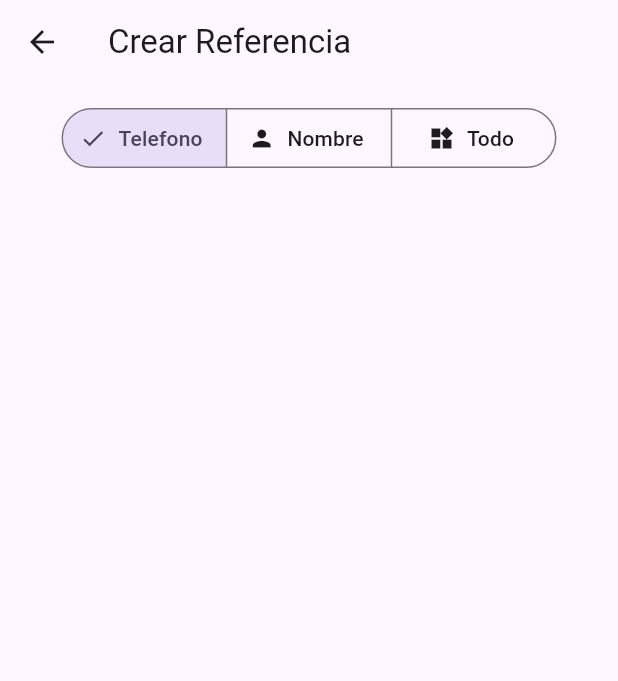
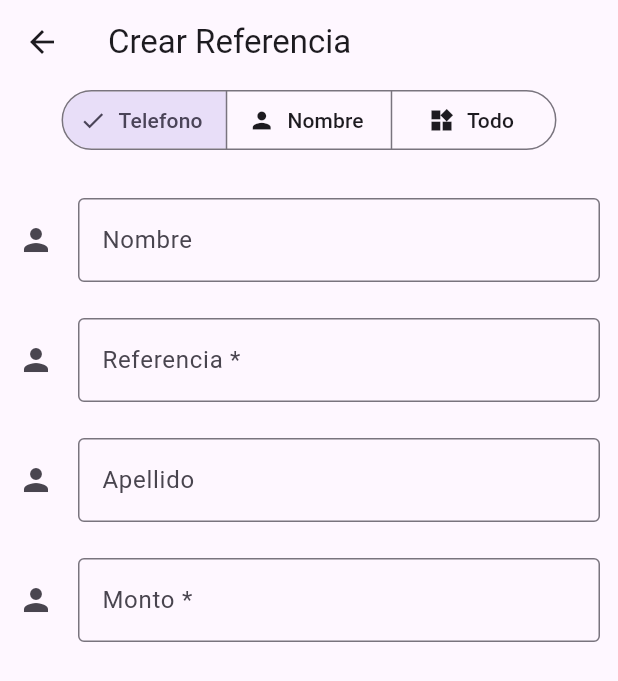
Before and after one commit to NightmareFox12/mi-referencia, a Flutter app: the screen it shows after launch, after a tap on the "assignment add" icon, on a phone screen of 412 x 824 dp. Shown: the top 681 px of the screen. Run offline on Flutter 3.47's test engine with Material 3 defaults, Android fonts, the phone set to English and light mode, and no system bars; our stand-ins replace drift, drift_flutter, flutter_hooks, flutter_riverpod, hooks_riverpod; accounts and stored records are empty; generated files the repository leaves out were written again.

Commit message:
refactor: Move reference form screen and adjust form layout

```diff
--- a/lib/presentation/reference/reference_form.dart
+++ /dev/null
@@ -1,54 +0,0 @@
-import 'package:flutter/material.dart';
-import 'package:flutter_hooks/flutter_hooks.dart';
-
-class ReferenceForm extends HookWidget {
-  const ReferenceForm({super.key});
-
-  @override
-  Widget build(BuildContext context) {
-    // final _formKey = useMemoized(() => GlobalKey<FormState>());
-    final selectedFields = useState<Set<int>>({1});
-
-    return MaterialApp(
-      home: Scaffold(
-        appBar: AppBar(
-          title: Text('Crear Referencia'),
-          leading: BackButton(onPressed: () => Navigator.pop(context)),
-        ),
-        body: Padding(
-          padding: const EdgeInsets.all(12),
-          child: Column(
-            children: [
-              Center(
-                child: SegmentedButton<int>(
-                  segments: [
-                    ButtonSegment(
-                      value: 1,
-                      icon: Icon(Icons.phone),
-                      label: Text('Telefono'),
-                    ),
-                    ButtonSegment(
-                      value: 2,
-                      icon: Icon(Icons.person),
-                      label: Text('Nombre'),
-                    ),
-                    ButtonSegment(
-                      value: 3,
-                      icon: Icon(Icons.widgets),
-                      label: Text('Todo'),
-                    ),
-                  ],
-                  onSelectionChanged: (newSelection) =>
-                      selectedFields.value = newSelection,
-                  selected: selectedFields.value,
-                  multiSelectionEnabled: true,
-                  emptySelectionAllowed: true,
-                ),
-              ),
-            ],
-          ),
-        ),
-      ),
-    );
-  }
-}
--- /dev/null
+++ b/lib/presentation/reference_form/reference_form_screen.dart
@@ -0,0 +1,54 @@
+import 'package:flutter/material.dart';
+import 'package:flutter_hooks/flutter_hooks.dart';
+import 'package:mi_referencia/presentation/widgets/reference_form.dart';
+
+class ReferenceFormScreen extends HookWidget {
+  const ReferenceFormScreen({super.key});
+
+  @override
+  Widget build(BuildContext context) {
+    // final _formKey = useMemoized(() => GlobalKey<FormState>());
+    final selectedFields = useState<Set<int>>({1});
+
+    return MaterialApp(
+      home: Scaffold(
+        appBar: AppBar(
+          title: Text('Crear Referencia'),
+          leading: BackButton(onPressed: () => Navigator.pop(context)),
+        ),
+        body: Column(
+          children: [
+            Center(
+              child: SegmentedButton<int>(
+                segments: [
+                  ButtonSegment(
+                    value: 1,
+                    icon: Icon(Icons.phone),
+                    label: Text('Telefono'),
+                  ),
+                  ButtonSegment(
+                    value: 2,
+                    icon: Icon(Icons.person),
+                    label: Text('Nombre'),
+                  ),
+                  ButtonSegment(
+                    value: 3,
+                    icon: Icon(Icons.widgets),
+                    label: Text('Todo'),
+                  ),
+                ],
+                onSelectionChanged: (newSelection) =>
+                    selectedFields.value = newSelection,
+                selected: selectedFields.value,
+                multiSelectionEnabled: true,
+                emptySelectionAllowed: true,
+              ),
+            ),
+
+            ReferenceForm(),
+          ],
+        ),
+      ),
+    );
+  }
+}
--- a/lib/presentation/widgets/fab_menu.dart
+++ b/lib/presentation/widgets/fab_menu.dart
@@ -1,6 +1,6 @@
 import 'package:flutter/material.dart';
 import 'package:flutter_hooks/flutter_hooks.dart';
-import 'package:mi_referencia/presentation/reference/reference_form.dart';
+import 'package:mi_referencia/presentation/reference_form/reference_form_screen.dart';
 import 'package:mi_referencia/presentation/widgets/fab_fast_reference.dart';
 
 class FabMenu extends HookWidget {
@@ -28,7 +28,9 @@ class FabMenu extends HookWidget {
                 tooltip: 'Referencia Completa',
                 onPressed: () => Navigator.push(
                   context,
-                  MaterialPageRoute(builder: (context) => ReferenceForm()),
+                  MaterialPageRoute(
+                    builder: (context) => ReferenceFormScreen(),
+                  ),
                 ),
                 child: Icon(Icons.assignment_add),
               ),
--- a/lib/presentation/widgets/reference_form.dart
+++ b/lib/presentation/widgets/reference_form.dart
@@ -2,10 +2,15 @@ import 'package:flutter/material.dart';
 import 'package:flutter_hooks/flutter_hooks.dart';
 
 class ReferenceForm extends HookWidget {
+  const ReferenceForm({super.key});
+
   @override
   Widget build(BuildContext context) {
     return Expanded(
+      child: Padding(
+        padding: const EdgeInsets.all(12),
         child: ListView(
+          padding: const EdgeInsets.only(top: 16),
           children: [
             TextFormField(
               decoration: const InputDecoration(
@@ -24,7 +29,26 @@ class ReferenceForm extends HookWidget {
                     : null;
               },
             ),
-          SizedBox(height: 16),
+            SizedBox(height: 24),
+
+            TextFormField(
+              decoration: const InputDecoration(
+                icon: Icon(Icons.person),
+                hintText: 'What do people call you?',
+                labelText: 'Referencia *',
+                border: OutlineInputBorder(),
+              ),
+              onSaved: (String? value) {
+                // This optional block of code can be used to run
+                // code when the user saves the form.
+              },
+              validator: (String? value) {
+                return (value != null && value.contains('@'))
+                    ? 'Do not use the @ char.'
+                    : null;
+              },
+            ),
+            SizedBox(height: 24),
 
             TextFormField(
               decoration: const InputDecoration(
@@ -43,26 +67,7 @@ class ReferenceForm extends HookWidget {
                     : null;
               },
             ),
-          SizedBox(height: 16),
-
-          TextFormField(
-            decoration: const InputDecoration(
-              icon: Icon(Icons.person),
-              hintText: 'What do people call you?',
-              labelText: 'Referencia *',
-              border: OutlineInputBorder(),
-            ),
-            onSaved: (String? value) {
-              // This optional block of code can be used to run
-              // code when the user saves the form.
-            },
-            validator: (String? value) {
-              return (value != null && value.contains('@'))
-                  ? 'Do not use the @ char.'
-                  : null;
-            },
-          ),
-          SizedBox(height: 16),
+            SizedBox(height: 24),
 
             TextFormField(
               decoration: const InputDecoration(
@@ -83,6 +88,7 @@ class ReferenceForm extends HookWidget {
             ),
           ],
         ),
+      ),
     );
   }
 }
```
Lines whose indentation alone changed are shown as unchanged.
